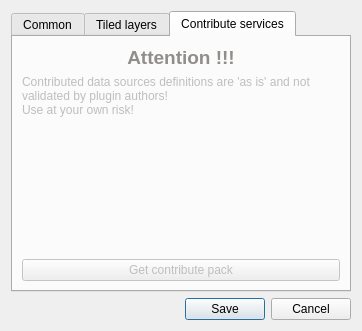
Above: src/settings_dialog_base.ui from nextgis/quickmapservices before the change. Below: the same form after it.
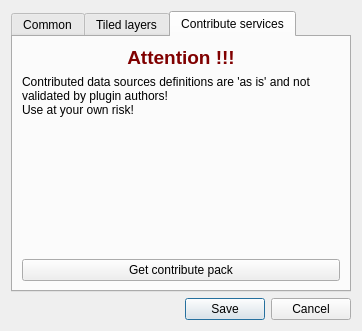
That is the form after the change. The open tabs and pages were chosen to show the change.

Commit message: Contribute update function

Diff of the .ui file:
```diff
--- a/src/settings_dialog_base.ui
+++ b/src/settings_dialog_base.ui
@@ -180,7 +180,7 @@
      </widget>
      <widget class="QWidget" name="tabExtraServices">
       <property name="enabled">
-       <bool>false</bool>
+       <bool>true</bool>
       </property>
       <attribute name="title">
        <string>Contribute services</string>
```
The commit also changes 2 other files.
